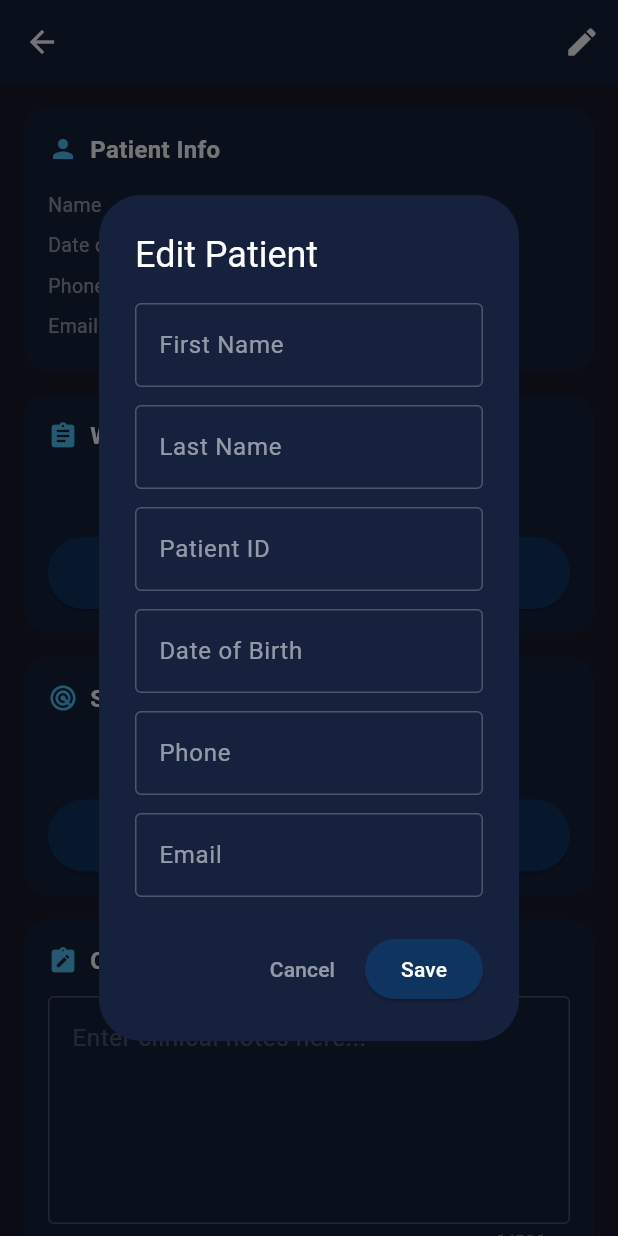
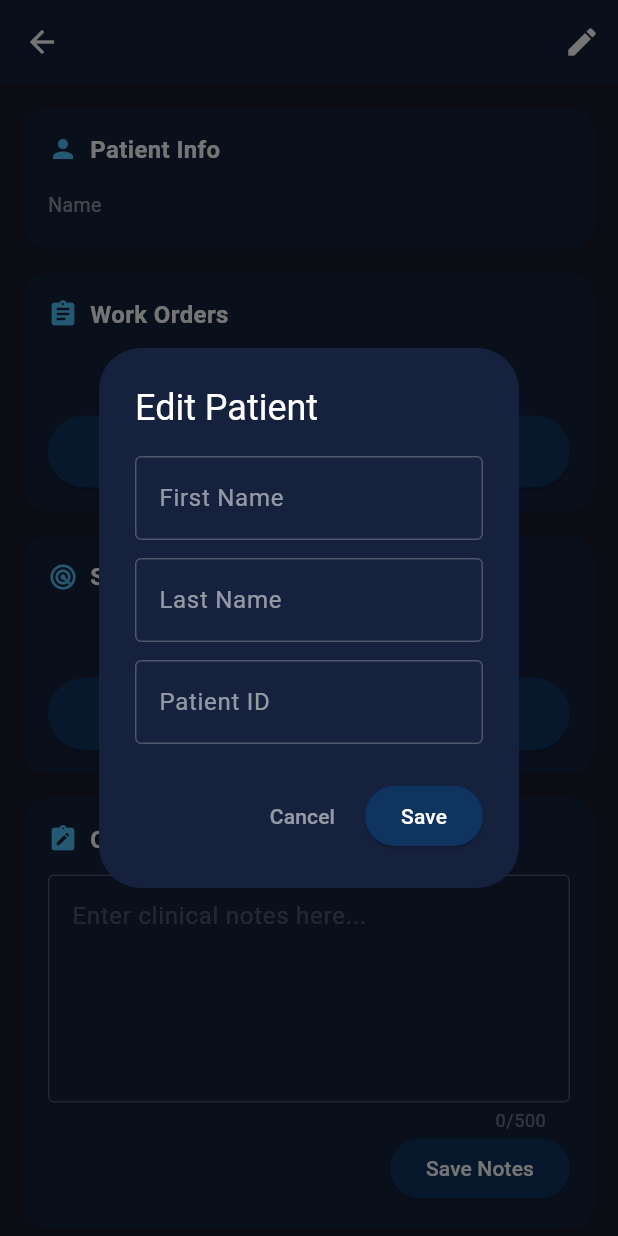
Before and after one commit to claborthotics-maker/orthoscan, a Flutter app: the PatientScreen screen opened directly with empty values, after a tap on the "edit" icon, on a phone screen of 412 x 824 dp. Run offline on Flutter 3.47's test engine with Material 3 defaults, Android fonts, the phone set to English and light mode, and no system bars; our stand-ins replace pdf, printing, share_plus, shared_preferences, sqflite; missing offline and left inert: dart:ffi; accounts and stored records are empty.

Commit message:
Remove work order name field and patient DOB/phone/email from UI and PDF
Work orders auto-name from their type (existing names kept). Zip and PDF
file names are now Last_First_<order>_lab_order. Stored patient data is
unchanged.

Co-Authored-By: Claude Sonnet 5.5 <noreply@anthropic.com>
Claude-Session: https://claude.ai/code/session_01BFaUktUwh6wNrZ5mb9cD7a

```diff
--- a/lib/screens/home_screen.dart
+++ b/lib/screens/home_screen.dart
@@ -486,10 +486,6 @@ class _NewPatientDialogState extends State<_NewPatientDialog> {
           _buildField('Last Name *', _lastNameController),
           const SizedBox(height: 12),
           _buildField('Patient ID *', _patientIdController),
-          const SizedBox(height: 12),
-          _buildField('Date of Birth', _dobController, hint: 'MM-DD-YYYY (optional)'),
-          const SizedBox(height: 12),
-          _buildField('Phone', _phoneController, hint: '555-555-5555 (optional)'),
         ]),
       ),
       actions: [
--- a/lib/screens/patient_screen.dart
+++ b/lib/screens/patient_screen.dart
@@ -438,19 +438,6 @@ class _PatientScreenState extends State<PatientScreen> {
               const SizedBox(height: 12),
               _buildField('Patient ID', patientIdController,
                   hint: 'Optional'),
-              const SizedBox(height: 12),
-              _buildField('Date of Birth', dobController,
-                  hint: 'MM-DD-YYYY',
-                  formatter: DobInputFormatter(),
-                  keyboardType: TextInputType.number),
-              const SizedBox(height: 12),
-              _buildField('Phone', phoneController,
-                  hint: '555-555-5555',
-                  formatter: PhoneInputFormatter(),
-                  keyboardType: TextInputType.phone),
-              const SizedBox(height: 12),
-              _buildField('Email', emailController,
-                  hint: 'email@example.com'),
             ],
           ),
         ),
@@ -550,18 +537,6 @@ class _PatientScreenState extends State<PatientScreen> {
                   _InfoRow('Name', widget.patient.fullName),
                   if (widget.patient.patientId.isNotEmpty)
                     _InfoRow('Patient ID', widget.patient.patientId),
-                  _InfoRow('Date of Birth',
-                      widget.patient.dateOfBirth.isEmpty
-                          ? 'Not set'
-                          : widget.patient.dateOfBirth),
-                  _InfoRow('Phone',
-                      widget.patient.phone.isEmpty
-                          ? 'Not set'
-                          : widget.patient.phone),
-                  _InfoRow('Email',
-                      widget.patient.email.isEmpty
-                          ? 'Not set'
-                          : widget.patient.email),
                 ],
               ),
             ),
--- a/lib/screens/work_order_confirmation_screen.dart
+++ b/lib/screens/work_order_confirmation_screen.dart
@@ -50,7 +50,7 @@ class WorkOrderConfirmationScreen extends StatelessWidget {
   }
 
   Future<void> _shareZip(Uint8List pdfBytes, Rect origin) async {
-    final base = _safeName(workOrder.displayName);
+    final base = _safeName(patient.lastName + '_' + patient.firstName + '_' + workOrder.displayName);
     final pdfName = base + '_lab_order.pdf';
     final archive = Archive();
     archive.addFile(ArchiveFile(pdfName, pdfBytes.length, pdfBytes));
@@ -138,10 +138,6 @@ class WorkOrderConfirmationScreen extends StatelessWidget {
                       Text(patient.fullName,
                           style: const TextStyle(
                               color: Color(0xFF4FC3F7), fontSize: 14)),
-                      if (patient.dateOfBirth.isNotEmpty)
-                        Text('DOB: ${patient.dateOfBirth}',
-                            style: const TextStyle(
-                                color: Colors.white54, fontSize: 13)),
                       if (patient.patientId.isNotEmpty)
                         Text('ID: ${patient.patientId}',
                             style: const TextStyle(
--- a/lib/services/pdf_service.dart
+++ b/lib/services/pdf_service.dart
@@ -102,13 +102,11 @@ class PdfService {
                       children: [
                         _sec('PATIENT', fontBold, font, [
                           _rd('Name', patient.fullName),
-                          if (patient.dateOfBirth.isNotEmpty) _rd('DOB', patient.dateOfBirth),
                           if (patient.patientId.isNotEmpty) _rd('ID', patient.patientId),
                           if (patient.notes.isNotEmpty) _rd('Clinical Notes', patient.notes),
                         ]),
                         pw.SizedBox(height: 4),
                         _sec('ORDER', fontBold, font, [
-                          _rd('Work Order', wo.displayName),
                           _rd('Type', _typeName(wo.templateType)),
                           _rd('Quantity', wo.quantityLabel),
                         ]),
```
Also changed, not shown: lib/screens/work_order_screen.dart (+4 -14 lines).
